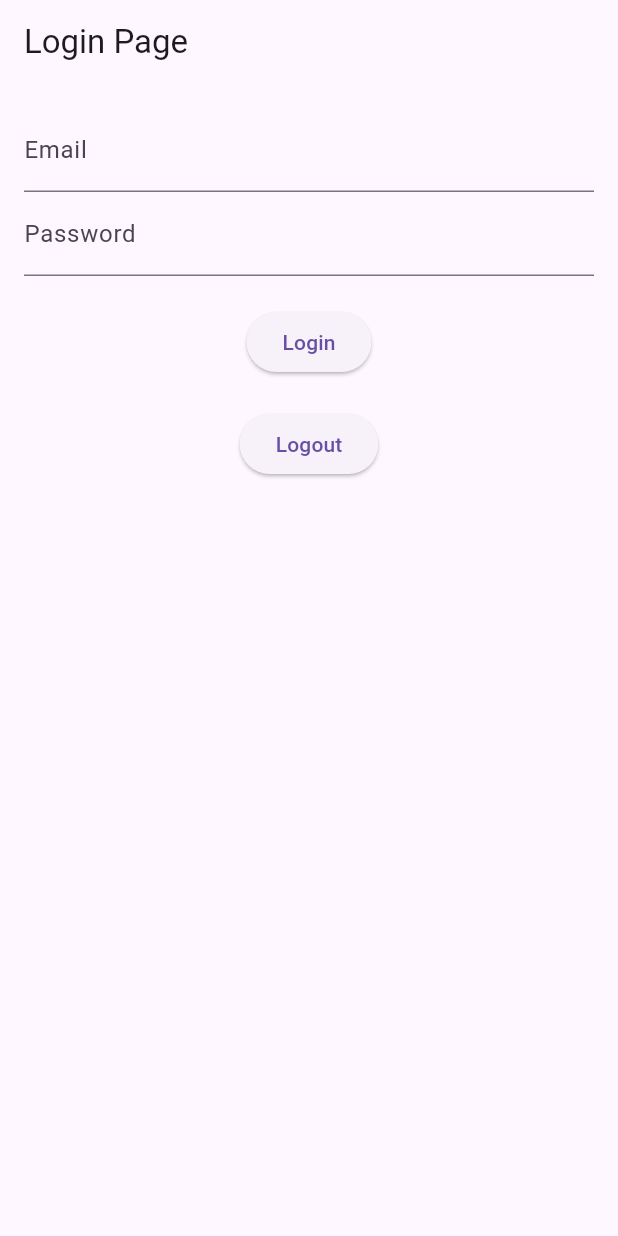
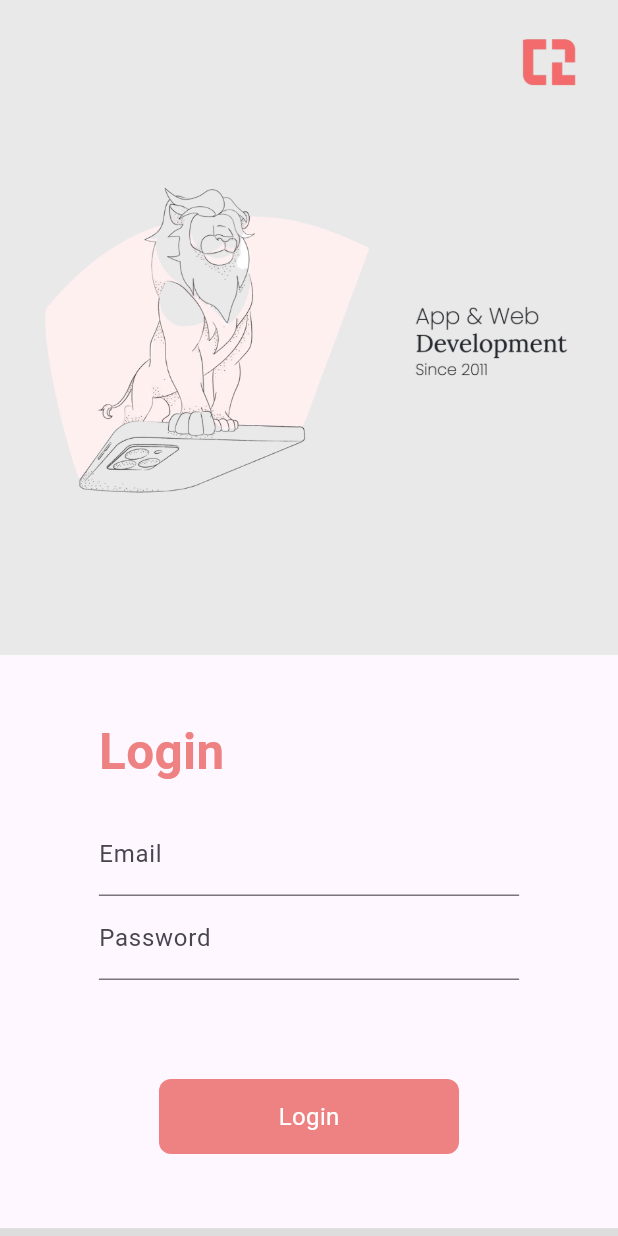
Before and after one commit to Xolani2015/cubezoo_todo_flutter, a Flutter app: the screen it shows after launch, on a phone screen of 412 x 824 dp. Run offline on Flutter 3.47's test engine with Material 3 defaults, Android fonts, the phone set to English and light mode, and no system bars; our stand-ins replace bloc, cloud_firestore, email_validator, equatable, firebase_auth, firebase_core and 1 more; accounts and stored records are empty.

Commit message:
feat: dev on login page

```diff
--- a/cubezoo_mobile_app/lib/pages/login_page.dart
+++ b/cubezoo_mobile_app/lib/pages/login_page.dart
@@ -21,7 +21,7 @@ class _LoginPageState extends State<LoginPage> {
     setState(() {
       emailError = EmailValidator.validate(emailController.text.trim())
           ? null
-          : 'Invalid userEmail address';
+          : 'Invalid email address';
       passwordError =
           passwordController.text.isEmpty ? 'Password is required' : null;
     });
@@ -30,8 +30,8 @@ class _LoginPageState extends State<LoginPage> {
 
   @override
   Widget build(BuildContext context) {
+    final double mediaSize = MediaQuery.of(context).size.height;
     return Scaffold(
-      appBar: AppBar(title: Text('Login Page')),
       body: BlocListener<AuthenticationBloc, AuthState>(
         listener: (context, state) {
           if (state is LoginSuccess) {
@@ -45,10 +45,87 @@ class _LoginPageState extends State<LoginPage> {
             );
           }
         },
-        child: Padding(
-          padding: const EdgeInsets.all(16.0),
+        child: SingleChildScrollView(
           child: Column(
             children: [
+              Row(
+                children: [
+                  Expanded(
+                    child: Container(
+                      color: const Color.fromARGB(255, 233, 233, 233),
+                      child: Column(
+                        children: [
+                          Container(
+                            height: mediaSize * 0.1,
+                            child: Row(
+                              mainAxisAlignment: MainAxisAlignment.end,
+                              children: [
+                                Container(
+                                  margin:
+                                      EdgeInsets.only(right: mediaSize * 0.03),
+                                  width: mediaSize * 0.05,
+                                  child: Image.asset(
+                                    'assets/images/icon.png', // Path to your image
+                                    fit: BoxFit.cover, // Adjust as needed
+                                  ),
+                                )
+                              ],
+                            ),
+                          ),
+                          Container(
+                            height: mediaSize * 0.35,
+                            child: Row(
+                              children: [
+                                Expanded(
+                                    flex: 2,
+                                    child: Container(
+                                      margin: EdgeInsets.only(
+                                          right: mediaSize * 0.03,
+                                          left: mediaSize * 0.03),
+                                      child: Image.asset(
+                                        'assets/images/lion.png', // Path to your image
+                                        fit: BoxFit.cover, // Adjust as needed
+                                      ),
+                                    )),
+                                Expanded(
+                                    child: Container(
+                                  margin: EdgeInsets.only(
+                                    right: mediaSize * 0.04,
+                                  ),
+                                  child: Image.asset(
+                                    'assets/images/words.png', // Path to your image
+                                    fit: BoxFit.cover, // Adjust as needed
+                                  ),
+                                ))
+                              ],
+                            ),
+                          ),
+                          SizedBox(height: mediaSize * 0.08),
+                        ],
+                      ),
+                    ),
+                  )
+                ],
+              ),
+              Padding(
+                padding: EdgeInsets.symmetric(
+                    vertical: mediaSize * 0.03, horizontal: mediaSize * 0.08),
+                child: Column(
+                  mainAxisAlignment: MainAxisAlignment.center,
+                  children: [
+                    SizedBox(height: mediaSize * 0.02),
+                    Row(
+                      children: [
+                        Text(
+                          'Login',
+                          style: TextStyle(
+                              fontWeight: FontWeight.bold,
+                              fontSize: mediaSize * 0.04,
+                              color: const Color.fromARGB(255, 238, 129, 129)),
+                        ),
+                      ],
+                    ),
+                    SizedBox(height: mediaSize * 0.02),
                     TextField(
                       controller: emailController,
                       decoration: InputDecoration(
@@ -64,7 +141,7 @@ class _LoginPageState extends State<LoginPage> {
                       ),
                       obscureText: true,
                     ),
-              SizedBox(height: 20),
+                    SizedBox(height: mediaSize * 0.08),
                     BlocBuilder<AuthenticationBloc, AuthState>(
                       builder: (context, state) {
                         if (state is ReqLoading) {
@@ -73,8 +150,17 @@ class _LoginPageState extends State<LoginPage> {
                             child: CircularProgressIndicator(),
                           );
                         }
-                  return ElevatedButton(
-                    onPressed: () {
+                        return Container(
+                          width: 200, // Width of the button
+                          height: 50, // Height of the button
+                          decoration: BoxDecoration(
+                            color: const Color.fromARGB(
+                                255, 238, 129, 129), // Background color
+                            borderRadius:
+                                BorderRadius.circular(8), // Rounded corners
+                          ),
+                          child: InkWell(
+                            onTap: () {
                               if (validateInputs()) {
                                 context.read<AuthenticationBloc>().add(
                                       reqLogin(
@@ -83,17 +169,33 @@ class _LoginPageState extends State<LoginPage> {
                                       ),
                                     );
                               }
-                    },
-                    child: Text('Login'),
+                            }, // Action to be executed on tap
+                            child: Center(
+                              child: Text(
+                                'Login',
+                                style: TextStyle(
+                                  color: Colors.white, // Text color
+                                  fontSize: 16, // Text size
+                                ),
+                              ),
+                            ),
+                          ),
                         );
                       },
                     ),
-              SizedBox(height: 20),
-              ElevatedButton(
-                onPressed: () {
-                  context.read<AuthenticationBloc>().add(reqLogout());
-                },
-                child: Text('Logout'),
+                    SizedBox(height: mediaSize * 0.03),
+                  ],
+                ),
+              ),
+              Row(
+                children: [
+                  Expanded(
+                    child: Container(
+                      color: const Color.fromARGB(255, 221, 221, 221),
+                      height: mediaSize * 0.07,
+                    ),
+                  )
+                ],
               ),
             ],
           ),
--- a/cubezoo_mobile_app/pubspec.yaml
+++ b/cubezoo_mobile_app/pubspec.yaml
@@ -32,6 +32,7 @@ dependencies:
     sdk: flutter
 
 
+
   # The following adds the Cupertino Icons font to your application.
   # Use with the CupertinoIcons class for iOS style icons.
   cupertino_icons: ^1.0.8
@@ -63,6 +64,10 @@ dev_dependencies:
 
 # The following section is specific to Flutter packages.
 flutter:
+  assets:
+      - assets/images/lion.png
+      - assets/images/words.png
+      - assets/images/icon.png
 
   # The following line ensures that the Material Icons font is
   # included with your application, so that you can use the icons in
```
Also changed, not shown: cubezoo_mobile_app/assets/images/icon.png (added), cubezoo_mobile_app/assets/images/lion.png (added), cubezoo_mobile_app/assets/images/words.png (added). Lines whose indentation alone changed are shown as unchanged.
